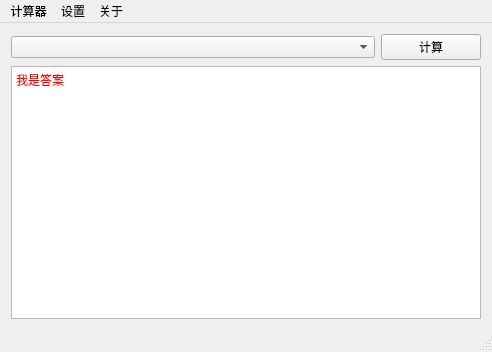
Old version of the form mainwindow.ui in the repository seucs/logical-calculator.
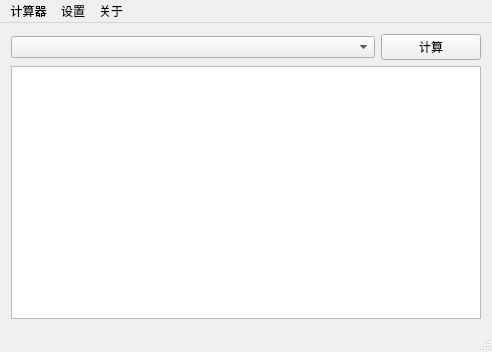
New version of the form.

What changed in the file:
```diff
--- a/mainwindow.ui
+++ b/mainwindow.ui
@@ -78,7 +78,10 @@
 &lt;html&gt;&lt;head&gt;&lt;meta name=&quot;qrichtext&quot; content=&quot;1&quot; /&gt;&lt;style type=&quot;text/css&quot;&gt;
 p, li { white-space: pre-wrap; }
 &lt;/style&gt;&lt;/head&gt;&lt;body style=&quot; font-family:'SimSun'; font-size:9pt; font-weight:400; font-style:normal;&quot;&gt;
-&lt;p style=&quot; margin-top:0px; margin-bottom:0px; margin-left:0px; margin-right:0px; -qt-block-indent:0; text-indent:0px;&quot;&gt;&lt;span style=&quot; color:#ff0000;&quot;&gt;我是答案&lt;/span&gt;&lt;/p&gt;&lt;/body&gt;&lt;/html&gt;</string>
+&lt;p style=&quot;-qt-paragraph-type:empty; margin-top:0px; margin-bottom:0px; margin-left:0px; margin-right:0px; -qt-block-indent:0; text-indent:0px;&quot;&gt;&lt;br /&gt;&lt;/p&gt;&lt;/body&gt;&lt;/html&gt;</string>
+        </property>
+        <property name="overwriteMode">
+         <bool>false</bool>
         </property>
        </widget>
       </item>
```
